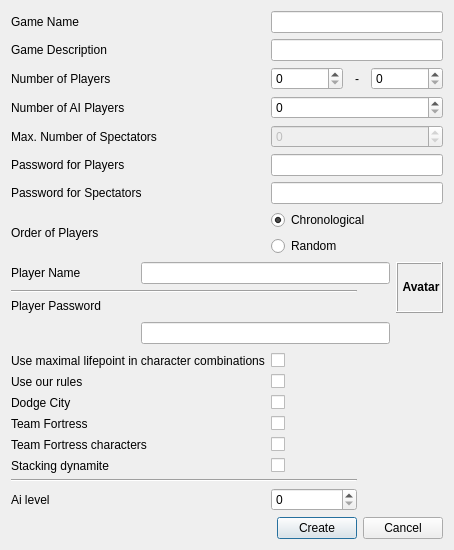
Qt form src/kbang_client/creategamedialog.ui (szaialt/kbang1) before a commit.
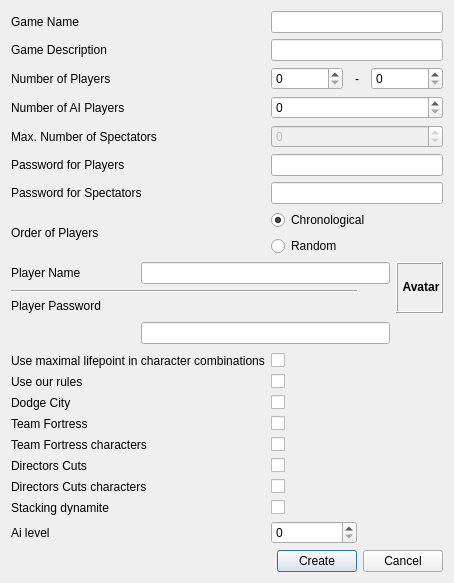
The same form after that commit. Custom widgets are drawn as their Qt base class.

```diff
--- a/src/kbang_client/creategamedialog.ui
+++ b/src/kbang_client/creategamedialog.ui
@@ -152,14 +152,14 @@
    <item row="12" column="1" colspan="4">
     <widget class="QLineEdit" name="lineEditPlayerName"/>
    </item>
-   <item row="27" column="3">
+   <item row="29" column="3">
     <widget class="QPushButton" name="pushButtonCreate">
      <property name="text">
       <string>Create</string>
      </property>
     </widget>
    </item>
-   <item row="27" column="4" colspan="2">
+   <item row="29" column="4" colspan="2">
     <widget class="QPushButton" name="pushButtonCancel">
      <property name="text">
       <string>Cancel</string>
@@ -229,13 +229,6 @@
    <item row="16" column="1" colspan="4">
     <widget class="QLineEdit" name="lineEditPlayerPassword"/>
    </item>
-   <item row="24" column="0" colspan="4">
-    <widget class="Line" name="line_2">
-     <property name="orientation">
-      <enum>Qt::Horizontal</enum>
-     </property>
-    </widget>
-   </item>
    <item row="9" column="0" colspan="2">
     <widget class="QLabel" name="label_11">
      <property name="toolTip">
@@ -411,10 +404,39 @@
     </widget>
    </item>
    <item row="23" column="2" colspan="2">
-    <widget class="QCheckBox" name="checkStackingDynamite">
+    <widget class="QCheckBox" name="checkDirectorsCuts">
     </widget>
    </item>
    <item row="23" column="0" colspan="2">
+    <widget class="QLabel" name="labelDirectorsCuts">
+     <property name="text">
+      <string>Directors Cuts</string>
+     </property>
+     <property name="buddy">
+      <cstring>checkDirectorsCuts</cstring>
+     </property>
+    </widget>
+   </item>
+   <item row="24" column="2" colspan="2">
+    <widget class="QCheckBox" name="checkDirectorsCutsCharacters">
+    </widget>
+   </item>
+   <item row="24" column="0" colspan="2">
+    <widget class="QLabel" name="labelDirectorsCutsCharacters">
+     <property name="text">
+      <string>Directors Cuts characters</string>
+     </property>
+     <property name="buddy">
+      <cstring>checkDirectorsCutsCharacters</cstring>
+     </property>
+    </widget>
+   </item>
+   
+   <item row="25" column="2" colspan="2">
+    <widget class="QCheckBox" name="checkStackingDynamite">
+    </widget>
+   </item>
+   <item row="25" column="0" colspan="2">
     <widget class="QLabel" name="labelStackingDynamite">
      <property name="text">
       <string>Stacking dynamite</string>
@@ -424,11 +446,11 @@
      </property>
     </widget>
    </item>
-   <item row="26" column="2" colspan="2">
+   <item row="28" column="2" colspan="2">
     <widget class="QSpinBox" name="spinBoxAiLevel">
     </widget>
    </item>
-   <item row="26" column="0" colspan="2">
+   <item row="28" column="0" colspan="2">
     <widget class="QLabel" name="labelAiLevel">
      <property name="text">
       <string>Ai level</string>
```
Left out of the diff: 2 changed lines with no effect on the pictures.
